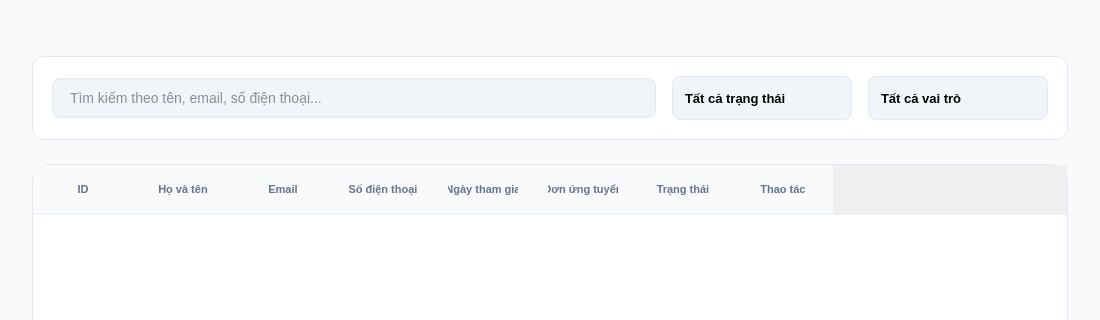
The window that client/resources/ui/QuanLyUser.ui (imaira203/BTLPY_N21_D31) describes before a commit, drawn with Qt 5; both pictures show x 0 to 1100 and y 0 to 320 of the 1100 by 800 pixel window.
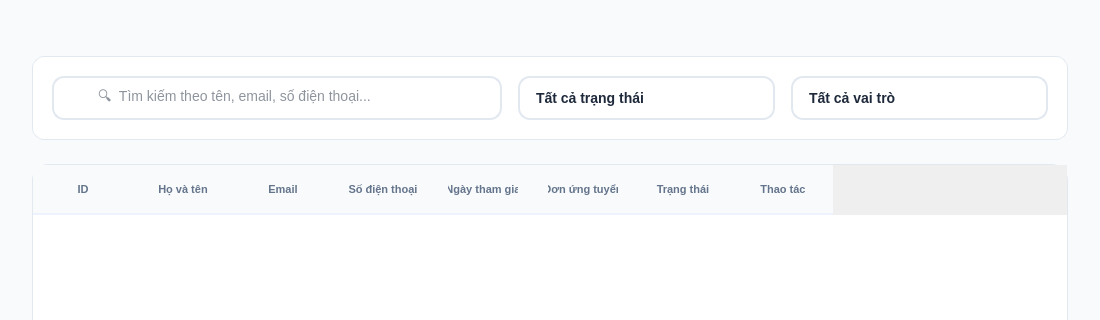
The same window after the commit.

Commit message: fix ui hrdashboar, fix thanh tim kiem, dropdown va sua bang thu nhap

The edit to the form file:
```diff
--- a/client/resources/ui/QuanLyUser.ui
+++ b/client/resources/ui/QuanLyUser.ui
@@ -200,11 +200,44 @@
             <property name="minimumSize">
              <size>
               <width>350</width>
-              <height>0</height>
+              <height>44</height>
              </size>
             </property>
+            <property name="maximumSize">
+             <size>
+              <width>450</width>
+              <height>44</height>
+             </size>
+            </property>
+            <property name="styleSheet">
+             <string notr="true">
+              QLineEdit {
+                  background-color: #FFFFFF;
+                  border: 1.5px solid #E2E8F0;
+                  border-radius: 12px;
+                  padding: 8px 16px 8px 42px;
+                  font-size: 14px;
+                  font-family: 'Segoe UI', 'Inter', sans-serif;
+                  color: #1E293B;
+                  selection-background-color: #EEF2FF;
+                  selection-color: #6366F1;
+              }
+              QLineEdit:hover {
+                  border: 1.5px solid #CBD5E1;
+                  background-color: #FAFBFF;
+              }
+              QLineEdit:focus {
+                  border: 2px solid #6366F1;
+                  background-color: #FFFAFF;
+                  outline: none;
+              }
+              QLineEdit::placeholder {
+                  color: #A3ADB8;
+              }
+             </string>
+            </property>
             <property name="placeholderText">
-             <string>Tìm kiếm theo tên, email, số điện thoại...</string>
+             <string>🔍  Tìm kiếm theo tên, email, số điện thoại...</string>
             </property>
            </widget>
           </item>
@@ -212,10 +245,76 @@
            <widget class="QComboBox" name="statusFilter">
             <property name="minimumSize">
              <size>
-              <width>180</width>
+              <width>200</width>
               <height>44</height>
              </size>
             </property>
+            <property name="maximumSize">
+             <size>
+              <width>280</width>
+              <height>44</height>
+             </size>
+            </property>
+            <property name="styleSheet">
+             <string notr="true">
+              QComboBox {
+                  background-color: #FFFFFF;
+                  border: 1.5px solid #E2E8F0;
+                  border-radius: 12px;
+                  padding: 6px 12px 6px 16px;
+                  font-size: 14px;
+                  font-family: 'Segoe UI', 'Inter', sans-serif;
+                  color: #1E293B;
+                  font-weight: 500;
+                  outline: none;
+              }
+              QComboBox:hover {
+                  border: 1.5px solid #CBD5E1;
+                  background-color: #FAFBFF;
+              }
+              QComboBox:focus,
+              QComboBox:on {
+                  border: 2px solid #6366F1;
+                  background-color: #FFFAFF;
+              }
+              QComboBox::drop-down {
+                  border: none;
+                  width: 32px;
+                  subcontrol-position: right center;
+              }
+              QComboBox::down-arrow {
+                  image: none;
+                  width: 12px;
+                  height: 12px;
+              }
+              QComboBox QAbstractItemView {
+                  background-color: #FFFFFF;
+                  border: 1.5px solid #E2E8F0;
+                  border-radius: 12px;
+                  selection-background-color: #EEF2FF;
+                  selection-color: #6366F1;
+                  outline: none;
+                  padding: 6px;
+                  margin-top: 4px;
+              }
+              QComboBox QAbstractItemView::item {
+                  padding: 10px 14px;
+                  border-radius: 8px;
+                  min-height: 36px;
+                  font-weight: 500;
+                  color: #334155;
+              }
+              QComboBox QAbstractItemView::item:hover {
+                  background-color: #F5F3FF;
+                  color: #6366F1;
+              }
+              QComboBox QAbstractItemView::item:selected {
+                  background-color: #EEF2FF;
+                  color: #6366F1;
+                  font-weight: 600;
+              }
+             </string>
+            </property>
             <item>
              <property name="text">
               <string>Tất cả trạng thái</string>
@@ -237,10 +336,76 @@
            <widget class="QComboBox" name="roleFilter">
             <property name="minimumSize">
              <size>
-              <width>180</width>
+              <width>200</width>
               <height>44</height>
              </size>
             </property>
+            <property name="maximumSize">
+             <size>
+              <width>280</width>
+              <height>44</height>
+             </size>
+            </property>
+            <property name="styleSheet">
+             <string notr="true">
+              QComboBox {
+                  background-color: #FFFFFF;
+                  border: 1.5px solid #E2E8F0;
+                  border-radius: 12px;
+                  padding: 6px 12px 6px 16px;
+                  font-size: 14px;
+                  font-family: 'Segoe UI', 'Inter', sans-serif;
+                  color: #1E293B;
+                  font-weight: 500;
+                  outline: none;
+              }
+              QComboBox:hover {
+                  border: 1.5px solid #CBD5E1;
+                  background-color: #FAFBFF;
+              }
+              QComboBox:focus,
+              QComboBox:on {
+                  border: 2px solid #6366F1;
+                  background-color: #FFFAFF;
+              }
+              QComboBox::drop-down {
+                  border: none;
+                  width: 32px;
+                  subcontrol-position: right center;
+              }
+              QComboBox::down-arrow {
+                  image: none;
+                  width: 12px;
+                  height: 12px;
+              }
+              QComboBox QAbstractItemView {
+                  background-color: #FFFFFF;
+                  border: 1.5px solid #E2E8F0;
+                  border-radius: 12px;
+                  selection-background-color: #EEF2FF;
+                  selection-color: #6366F1;
+                  outline: none;
+                  padding: 6px;
+                  margin-top: 4px;
+              }
+              QComboBox QAbstractItemView::item {
+                  padding: 10px 14px;
+                  border-radius: 8px;
+                  min-height: 36px;
+                  font-weight: 500;
+                  color: #334155;
+              }
+              QComboBox QAbstractItemView::item:hover {
+                  background-color: #F5F3FF;
+                  color: #6366F1;
+              }
+              QComboBox QAbstractItemView::item:selected {
+                  background-color: #EEF2FF;
+                  color: #6366F1;
+                  font-weight: 600;
+              }
+             </string>
+            </property>
             <item>
              <property name="text">
               <string>Tất cả vai trò</string>
```
The commit also changes 7 other files.
